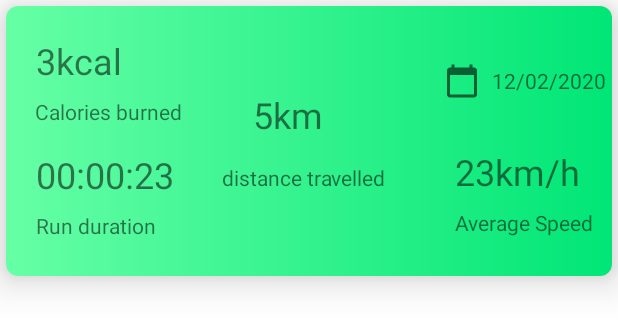
After one commit to shubham423/RunningApp, an Android app: the layout item_runn.xml on its own in the app's theme, with its tools: preview values and no code run, on a phone screen of 412 x 824 dp. The commit adds this screen. Shown: the top 330 px of the screen. Run offline under Robolectric (Android 15) with nearby library versions, the phone set to English and light mode, and no system bars.

Commit message:
run cards added in recycler view

```diff
--- a/app/build.gradle
+++ b/app/build.gradle
@@ -34,6 +34,9 @@ android {
     }
     kotlinOptions {
         jvmTarget = '1.8'
+    }
+    buildFeatures {
+        viewBinding true
     }
 }
 
--- a/app/src/main/java/com/shubham/runningapp/adapters/RunAdapter.kt
+++ b/app/src/main/java/com/shubham/runningapp/adapters/RunAdapter.kt
@@ -8,15 +8,18 @@ import androidx.recyclerview.widget.DiffUtil
 import androidx.recyclerview.widget.RecyclerView
 import com.bumptech.glide.Glide
 import com.shubham.runningapp.R
+import com.shubham.runningapp.databinding.ActivityMainBinding
+import com.shubham.runningapp.databinding.ItemRunnBinding
 import com.shubham.runningapp.db.Run
 import com.shubham.runningapp.other.TrackingUtility
 import kotlinx.android.synthetic.main.item_run.view.*
+import kotlinx.android.synthetic.main.item_runn.view.*
 import java.text.SimpleDateFormat
 import java.util.*
 
 class RunAdapter : RecyclerView.Adapter<RunAdapter.RunViewHolder>() {
 
-    inner class RunViewHolder(itemView: View) : RecyclerView.ViewHolder(itemView)
+    inner class RunViewHolder(binding: ItemRunnBinding) : RecyclerView.ViewHolder(binding.root)
 
     val diffCallback = object : DiffUtil.ItemCallback<Run>() {
         override fun areItemsTheSame(oldItem: Run, newItem: Run): Boolean {
@@ -31,42 +34,36 @@ class RunAdapter : RecyclerView.Adapter<RunAdapter.RunViewHolder>() {
     val differ = AsyncListDiffer(this, diffCallback)
 
     fun submitList(list: List<Run>) = differ.submitList(list)
+    override fun onCreateViewHolder(parent: ViewGroup, viewType: Int): RunViewHolder {
+        val binding =ItemRunnBinding
+                .inflate(LayoutInflater.from(parent.context), parent, false)
 
-    override fun onCreateViewHolder(parent: ViewGroup, viewType: Int): RunViewHolder {
-        return RunViewHolder(
-            LayoutInflater.from(parent.context).inflate(
-                R.layout.item_run,
-                parent,
-                false
-            )
-        )
-    }
-
-    override fun getItemCount(): Int {
-       return differ.currentList.size
+        return RunViewHolder(binding)
     }
 
     override fun onBindViewHolder(holder: RunViewHolder, position: Int) {
+
         val run = differ.currentList[position]
-        holder.itemView.apply {
-            Glide.with(this).load(run.img).into(ivRunImage)
 
             val calendar = Calendar.getInstance().apply {
                 timeInMillis = run.timestamp
             }
             val dateFormat = SimpleDateFormat("dd.MM.yy", Locale.getDefault())
-            tvDate.text = dateFormat.format(calendar.time)
+            holder.itemView.tv_date.text = dateFormat.format(calendar.time)
 
             val avgSpeed = "${run.avgSpeedInKMH}km/h"
-            tvAvgSpeed.text = avgSpeed
+            holder.itemView.tv_speed.text = avgSpeed
 
             val distanceInKm = "${run.distanceInMeters / 1000f}km"
-            tvDistance.text = distanceInKm
+            holder.itemView.tv_distance_covered.text = distanceInKm
 
-            tvTime.text = TrackingUtility.getFormattedStopWatchTime(run.timeInMillis)
+            holder.itemView.tv_run_duration.text = TrackingUtility.getFormattedStopWatchTime(run.timeInMillis)
 
             val caloriesBurned = "${run.caloriesBurned}kcal"
-            tvCalories.text = caloriesBurned
+            holder.itemView.tvCalorie.text = caloriesBurned
         }
+
+    override fun getItemCount(): Int {
+       return differ.currentList.size
     }
 }
--- /dev/null
+++ b/app/src/main/res/drawable/card_gradient.xml
@@ -0,0 +1,9 @@
+<?xml version="1.0" encoding="utf-8"?>
+<shape xmlns:android="http://schemas.android.com/apk/res/android"
+    android:shape="rectangle">
+    <gradient
+        android:startColor="@color/primary_green"
+        android:endColor="@color/primary_light"
+        android:angle="180" />
+
+</shape>
--- /dev/null
+++ b/app/src/main/res/drawable/ic_calendar.xml
@@ -0,0 +1,10 @@
+<vector xmlns:android="http://schemas.android.com/apk/res/android"
+    android:width="24dp"
+    android:height="24dp"
+    android:viewportWidth="24"
+    android:viewportHeight="24"
+    android:tint="?attr/colorControlNormal">
+  <path
+      android:fillColor="@android:color/white"
+      android:pathData="M20,3h-1L19,1h-2v2L7,3L7,1L5,1v2L4,3c-1.1,0 -2,0.9 -2,2v16c0,1.1 0.9,2 2,2h16c1.1,0 2,-0.9 2,-2L22,5c0,-1.1 -0.9,-2 -2,-2zM20,21L4,21L4,8h16v13z"/>
+</vector>
--- /dev/null
+++ b/app/src/main/res/layout/item_runn.xml
@@ -0,0 +1,134 @@
+<?xml version="1.0" encoding="utf-8"?>
+<androidx.cardview.widget.CardView
+    xmlns:android="http://schemas.android.com/apk/res/android"
+    xmlns:app="http://schemas.android.com/apk/res-auto"
+    xmlns:tools="http://schemas.android.com/tools"
+    android:layout_width="match_parent"
+    android:layout_height="wrap_content"
+    app:cardElevation="16dp"
+    android:layout_marginHorizontal="4dp"
+    android:layout_marginTop="4dp"
+    android:layout_marginBottom="12dp"
+    app:cardCornerRadius="8dp"
+   >
+
+    <androidx.constraintlayout.widget.ConstraintLayout
+        android:layout_width="match_parent"
+        android:background="@drawable/card_gradient"
+        android:layout_height="match_parent"
+        android:paddingBottom="24dp">
+
+
+        <TextView
+            android:id="@+id/tvCalorie"
+            android:layout_width="wrap_content"
+            android:layout_height="wrap_content"
+            android:layout_marginStart="20dp"
+            android:layout_marginTop="20dp"
+            android:text="3kcal"
+            android:textSize="24sp"
+            app:layout_constraintStart_toStartOf="parent"
+            app:layout_constraintTop_toTopOf="parent" />
+
+        <TextView
+            android:id="@+id/textView2"
+            android:layout_width="wrap_content"
+            android:layout_height="wrap_content"
+            android:layout_marginStart="19dp"
+            android:layout_marginTop="8dp"
+            android:text="Calories burned"
+            app:layout_constraintStart_toStartOf="parent"
+            app:layout_constraintTop_toBottomOf="@+id/tvCalorie" />
+
+        <TextView
+            android:id="@+id/tv_run_duration"
+            android:layout_width="wrap_content"
+            android:layout_height="wrap_content"
+            android:layout_marginStart="20dp"
+            android:layout_marginTop="16dp"
+            android:text="00:00:23"
+            android:textSize="24sp"
+            app:layout_constraintStart_toStartOf="parent"
+            app:layout_constraintTop_toBottomOf="@+id/textView2" />
+
+        <TextView
+            android:id="@+id/textView4"
+            android:layout_width="wrap_content"
+            android:layout_height="wrap_content"
+            android:layout_marginStart="20dp"
+            android:layout_marginTop="8dp"
+            android:text="Run duration"
+            app:layout_constraintStart_toStartOf="parent"
+            app:layout_constraintTop_toBottomOf="@+id/tv_run_duration" />
+
+        <TextView
+            android:id="@+id/tv_date"
+            android:layout_width="wrap_content"
+            android:layout_height="wrap_content"
+            android:layout_marginTop="40dp"
+            android:layout_marginEnd="4dp"
+            android:text="12/02/2020"
+            app:layout_constraintEnd_toEndOf="parent"
+            app:layout_constraintTop_toTopOf="parent" />
+
+        <ImageView
+            android:id="@+id/imageView"
+            android:layout_width="wrap_content"
+            android:layout_height="wrap_content"
+            android:layout_marginEnd="8dp"
+            app:layout_constraintBottom_toBottomOf="@+id/tv_date"
+            app:layout_constraintEnd_toStartOf="@+id/tv_date"
+            app:layout_constraintTop_toTopOf="@+id/tv_date"
+            app:srcCompat="@drawable/ic_calendar" />
+
+        <TextView
+            android:id="@+id/tv_distance_covered"
+            android:layout_width="wrap_content"
+            android:layout_height="wrap_content"
+            android:layout_marginStart="24dp"
+            android:layout_marginTop="56dp"
+            android:layout_marginEnd="32dp"
+            android:gravity="center"
+            android:text="5km"
+            android:textSize="24sp"
+            app:layout_constraintEnd_toStartOf="@+id/tv_speed"
+            app:layout_constraintHorizontal_bias="0.298"
+            app:layout_constraintStart_toEndOf="@+id/textView2"
+            app:layout_constraintTop_toTopOf="parent" />
+
+        <TextView
+            android:id="@+id/tv_speed"
+            android:layout_width="wrap_content"
+            android:layout_height="wrap_content"
+            android:layout_marginStart="48dp"
+            android:layout_marginTop="32dp"
+            android:layout_marginEnd="24dp"
+            android:text="23km/h"
+            android:textSize="24sp"
+            app:layout_constraintEnd_toEndOf="parent"
+            app:layout_constraintStart_toEndOf="@+id/textView"
+            app:layout_constraintTop_toBottomOf="@+id/imageView" />
+
+        <TextView
+            android:id="@+id/textView8"
+            android:layout_width="wrap_content"
+            android:layout_height="wrap_content"
+            android:layout_marginTop="8dp"
+            android:text="Average Speed"
+            app:layout_constraintEnd_toEndOf="@+id/tv_speed"
+            app:layout_constraintHorizontal_bias="0.0"
+            app:layout_constraintStart_toStartOf="@+id/tv_speed"
+            app:layout_constraintTop_toBottomOf="@+id/tv_speed" />
+
+        <TextView
+            android:id="@+id/textView"
+            android:layout_width="wrap_content"
+            android:layout_height="wrap_content"
+            android:layout_marginStart="32dp"
+            android:layout_marginTop="16dp"
+            android:text="distance travelled"
+            app:layout_constraintStart_toEndOf="@+id/tv_run_duration"
+            app:layout_constraintTop_toBottomOf="@+id/tv_distance_covered" />
+    </androidx.constraintlayout.widget.ConstraintLayout>
+
+</androidx.cardview.widget.CardView>
```
